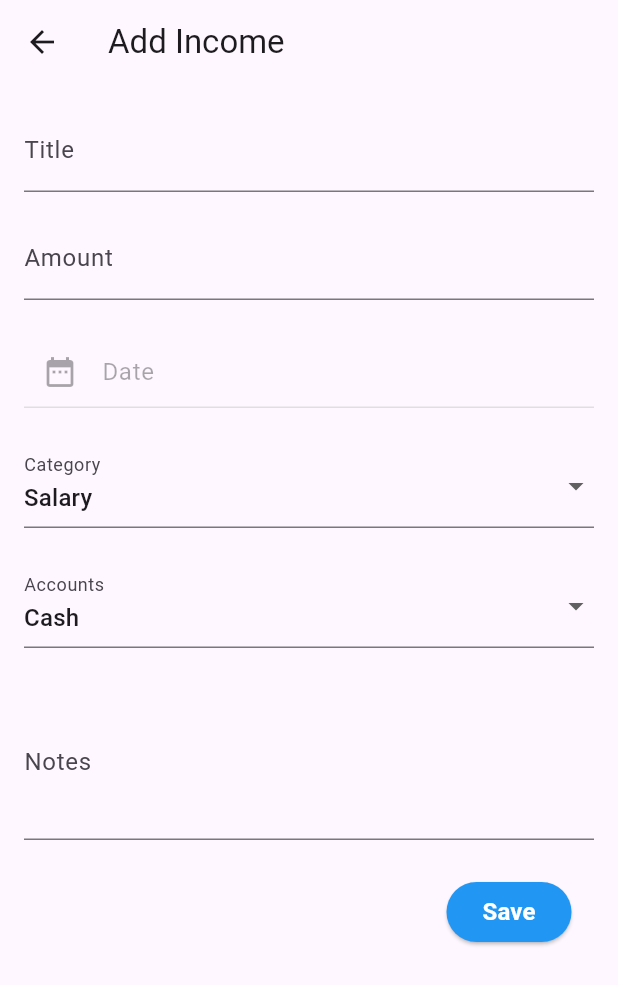
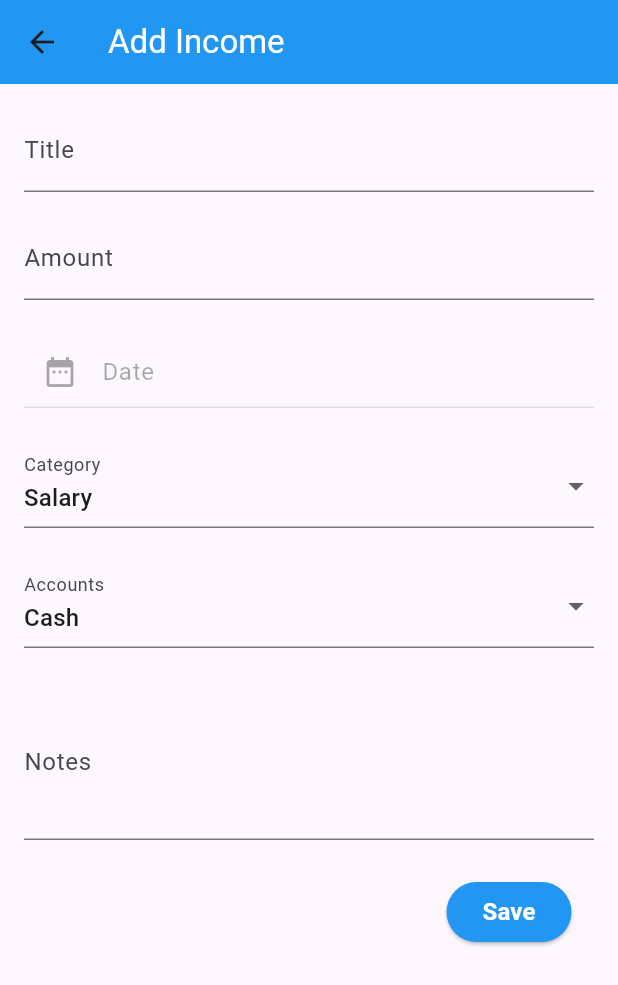
Before and after one commit to zalzaela/flutter-daily-life, a Flutter app: the IncomeFormPage screen opened directly, on a phone screen of 412 x 824 dp. Shown: the top 985 px of the screen. Run offline on Flutter 3.47's test engine with Material 2 defaults, Android fonts, the phone set to English and light mode, and no system bars; our stand-ins replace bloc, cloud_firestore, firebase_core, flutter_bloc, freezed_annotation, logger; accounts and stored records are empty.

```diff
--- a/lib/features/home/pages/home_page.dart
+++ b/lib/features/home/pages/home_page.dart
@@ -3,6 +3,7 @@ import 'package:flutter_daily_life/features/income/pages/income_form.dart';
 import 'package:flutter_daily_life/features/income/pages/income_page.dart';
 import 'package:flutter_daily_life/features/spending/pages/spending_form.dart';
 import 'package:flutter_daily_life/features/spending/pages/spending_page.dart';
+import 'package:flutter_daily_life/shared/utils/utils.dart';
 
 class HomeScreen extends StatelessWidget {
   const HomeScreen({Key? key}) : super(key: key);
@@ -29,8 +30,8 @@ class _HomePageState extends State<HomePage> {
   @override
   Widget build(BuildContext context) {
     return Scaffold(
-      appBar: AppBar(
-        title: Text(_appBarTitles[_currentIndex]),
+      appBar: CustomAppBar(
+        title: _appBarTitles[_currentIndex],
       ),
       body: _buildPageContent(),
       bottomNavigationBar: _buildBottomNavigationBar(),
--- a/lib/shared/utils/widgets/custom_appbar.dart
+++ b/lib/shared/utils/widgets/custom_appbar.dart
@@ -2,11 +2,15 @@ import 'package:flutter/material.dart';
 
 class CustomAppBar extends StatelessWidget implements PreferredSizeWidget {
   final String title;
+  final Color? color;
+  final Color? textColor;
   final List<Widget>? actions;
 
   const CustomAppBar({
     super.key,
     required this.title,
+    this.color = Colors.blue,
+    this.textColor = Colors.white,
     this.actions,
   });
 
@@ -16,7 +20,8 @@ class CustomAppBar extends StatelessWidget implements PreferredSizeWidget {
   @override
   Widget build(BuildContext context) {
     return AppBar(
-      title: Text(title),
+      title: Text(title, style: TextStyle(color: textColor)),
+      backgroundColor: color,
       actions: actions,
     );
   }
--- a/lib/shared/utils/widgets/custom_textfield.dart
+++ b/lib/shared/utils/widgets/custom_textfield.dart
@@ -11,6 +11,7 @@ class CustomTextField extends StatelessWidget {
   final FocusNode? focusNode;
   final int? maxLines;
   final int? minLines;
+  final int? maxLength;
   final Widget? prefixIcon;
   final List<TextInputFormatter>? inputFormatters;
   const CustomTextField({
@@ -24,6 +25,7 @@ class CustomTextField extends StatelessWidget {
     this.prefixIcon,
     this.inputFormatters,
     this.minLines = 1,
+    this.maxLength = 30,
     this.maxLines = 1,
     required this.labelText,
   });
@@ -40,9 +42,11 @@ class CustomTextField extends StatelessWidget {
       inputFormatters: inputFormatters,
       minLines: minLines,
       maxLines: maxLines,
+      maxLength: maxLength,
       decoration: InputDecoration(
         prefixIcon: prefixIcon,
         labelText: labelText,
+        counterText: "",
       ),
     );
   }
```
Also changed, not shown: lib/features/income/bloc/income_bloc.dart (+25 -13 lines), lib/features/income/pages/income_page.dart (+25 -7 lines).
